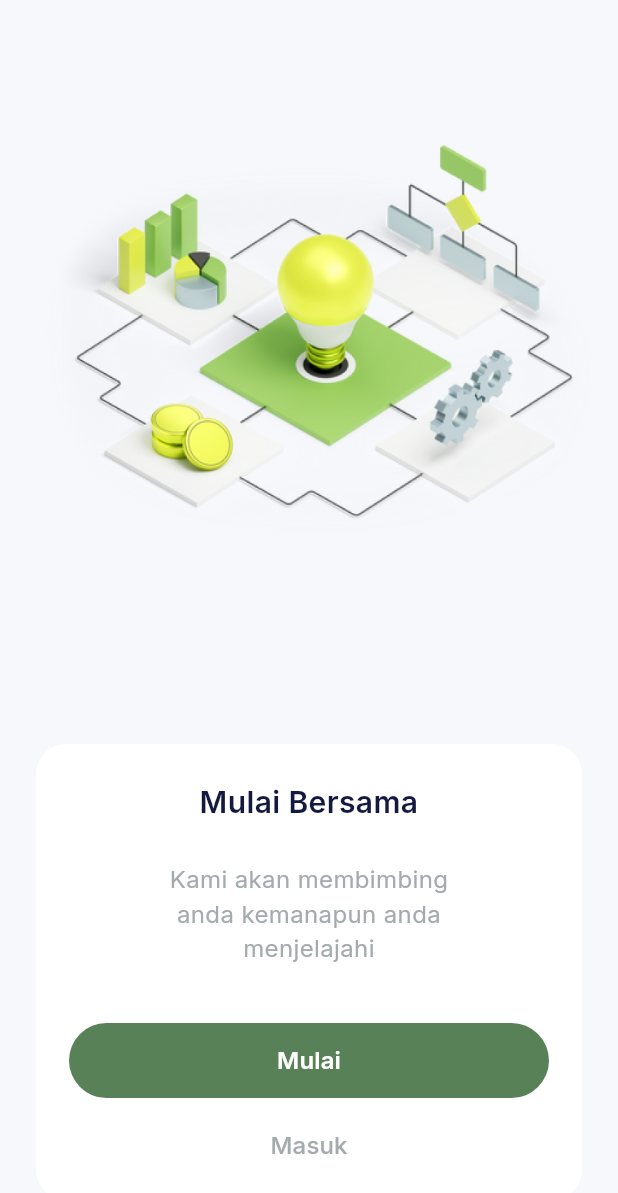
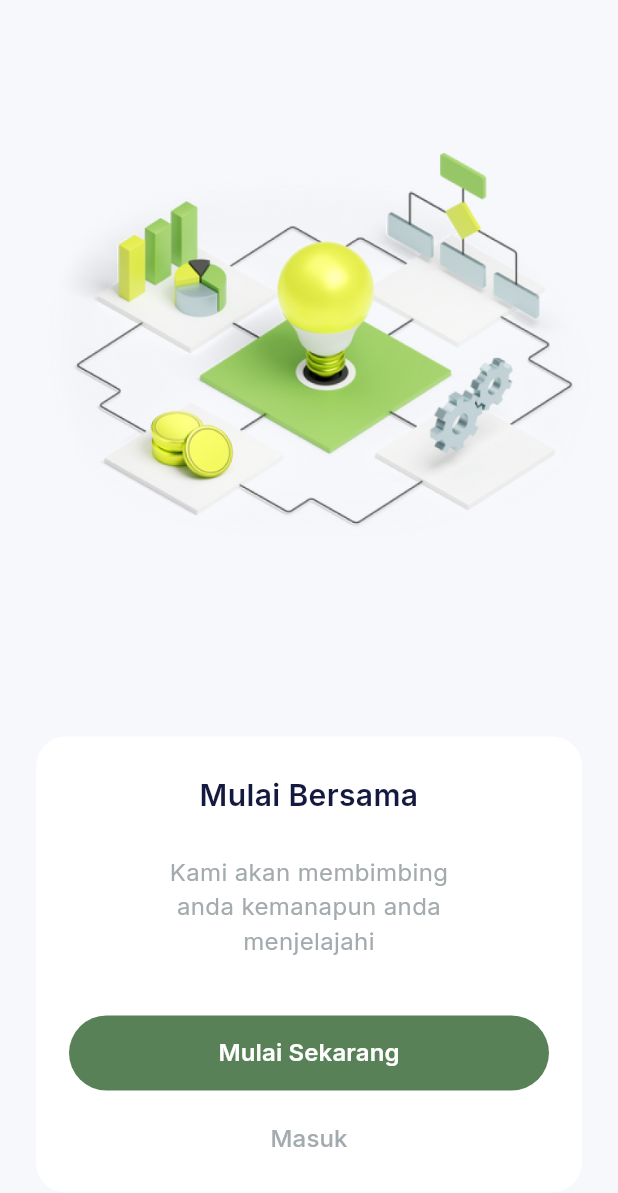
Before and after one commit to fuadadhim24/ketertelusuran_mobile, a Flutter app: the screen it shows after launch, swiped to page 3, on a phone screen of 412 x 824 dp. Shown: the top 1193 px of the screen. Run offline on Flutter 3.47's test engine with Material 3 defaults, Android fonts, the phone set to English and light mode, and no system bars; drawn by our look-alikes of carousel_slider; our stand-ins replace google_fonts.

Commit message:
feat: add CustomFilledButton as custom widget

```diff
--- a/lib/shared/theme.dart
+++ b/lib/shared/theme.dart
@@ -20,7 +20,10 @@ TextStyle WhiteTextStyle = GoogleFonts.inter(
   color: whiteContainerColor,
 );
 
-FontWeight regular = FontWeight.w400;
+TextStyle greenTextStyle = GoogleFonts.inter(
+  color: greenColor,
+);
+
 FontWeight medium = FontWeight.w500;
 FontWeight semiBold = FontWeight.w600;
 FontWeight bold = FontWeight.w700;
--- a/lib/ui/pages/onboarding_page.dart
+++ b/lib/ui/pages/onboarding_page.dart
@@ -2,6 +2,8 @@ import 'package:carousel_slider/carousel_slider.dart';
 import 'package:flutter/material.dart';
 import 'package:flutter/widgets.dart';
 import 'package:ketertelusuran_mobile/shared/theme.dart';
+import 'package:ketertelusuran_mobile/ui/pages/masuk_page.dart';
+import 'package:ketertelusuran_mobile/ui/widgets/buttons.dart';
 
 class OnBoardingPage extends StatefulWidget {
   const OnBoardingPage({super.key});
@@ -15,7 +17,7 @@ class _OnBoardingPageState extends State<OnBoardingPage> {
   CarouselController carouselController = CarouselController();
 
   List<String> titles = [
-    'Meningkatkan pelayanan\nlebih baik',
+    'Meningkatkan pelayanan\nkamu lebih baik',
     'Buat Jaminan\nMutu Produk Anda',
     'Mulai Bersama',
   ];
@@ -62,7 +64,7 @@ class _OnBoardingPageState extends State<OnBoardingPage> {
               carouselController: carouselController,
             ),
             const SizedBox(
-              height: 80,
+              height: 70,
             ),
             Container(
               margin: const EdgeInsets.symmetric(
@@ -102,27 +104,9 @@ class _OnBoardingPageState extends State<OnBoardingPage> {
                   currentIndex == 2
                       ? Column(
                           children: [
-                            SizedBox(
-                              height: 50,
-                              width: double.infinity,
-                              child: TextButton(
-                                onPressed: () {
-                                  carouselController.nextPage();
-                                },
-                                style: TextButton.styleFrom(
-                                  backgroundColor: greenColor,
-                                  shape: RoundedRectangleBorder(
-                                    borderRadius: BorderRadius.circular(56),
-                                  ),
-                                ),
-                                child: Text(
-                                  'Mulai',
-                                  style: WhiteTextStyle.copyWith(
-                                    fontSize: 16,
-                                    fontWeight: semiBold,
-                                  ),
-                                ),
-                              ),
+                            CustomFilledButton(
+                              title: 'Mulai Sekarang',
+                              onPressed: () {},
                             ),
                             const SizedBox(
                               height: 20,
@@ -131,7 +115,14 @@ class _OnBoardingPageState extends State<OnBoardingPage> {
                               height: 24,
                               width: double.infinity,
                               child: TextButton(
-                                onPressed: () {},
+                                onPressed: () {
+                                  Navigator.push(
+                                    context,
+                                    MaterialPageRoute(
+                                      builder: (context) => Masuk(),
+                                    ),
+                                  );
+                                },
                                 style: TextButton.styleFrom(
                                   padding: EdgeInsets.zero,
                                 ),
--- /dev/null
+++ b/lib/ui/widgets/buttons.dart
@@ -0,0 +1,41 @@
+import 'package:flutter/material.dart';
+import 'package:ketertelusuran_mobile/shared/theme.dart';
+
+class CustomFilledButton extends StatelessWidget {
+  final String title;
+  final double width;
+  final double height;
+  final VoidCallback? onPressed;
+
+  const CustomFilledButton({
+    super.key,
+    required this.title,
+    this.width = double.infinity,
+    this.height = 50,
+    this.onPressed,
+  });
+
+  @override
+  Widget build(BuildContext context) {
+    return SizedBox(
+      height: 50,
+      width: double.infinity,
+      child: TextButton(
+        onPressed: onPressed,
+        style: TextButton.styleFrom(
+          backgroundColor: greenColor,
+          shape: RoundedRectangleBorder(
+            borderRadius: BorderRadius.circular(56),
+          ),
+        ),
+        child: Text(
+          title,
+          style: WhiteTextStyle.copyWith(
+            fontSize: 16,
+            fontWeight: semiBold,
+          ),
+        ),
+      ),
+    );
+  }
+}
```
Also changed, not shown: lib/ui/pages/masuk_page.dart (added, +159 -0 lines).
